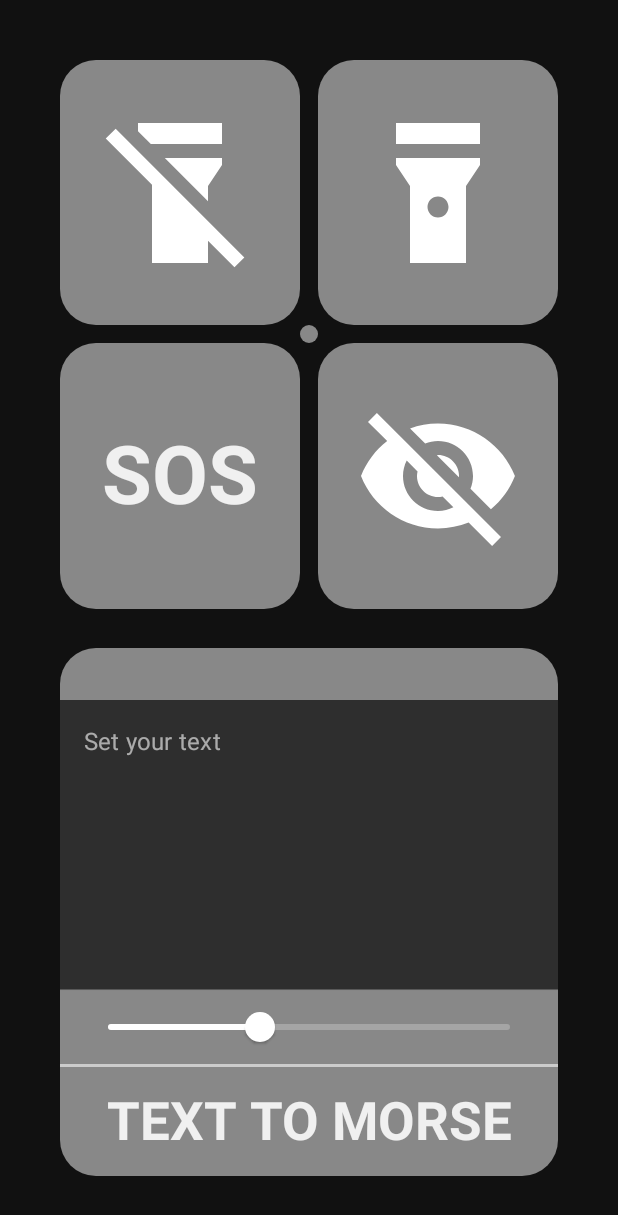
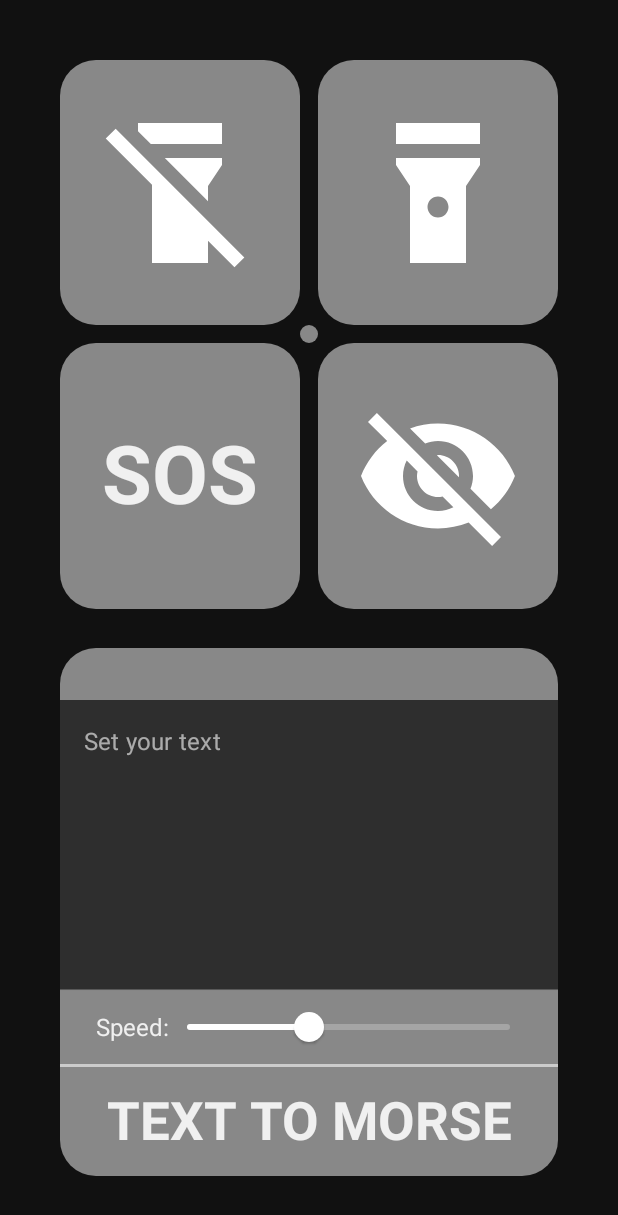
Before and after one commit to DEZZOMORF/morse-flashlight, an Android app built with Jetpack Compose: the screen it shows after launch (MainActivity), on a phone screen of 412 x 824 dp. Shown: the top 1215 px of the screen. Run offline under Robolectric (Android 15) with nearby library versions, the phone set to English and light mode, and no system bars; our stand-ins replace Dagger/Hilt's generated code, accompanist; libraries missing offline, so code that uses them is left out: com.google.android.play; 3 statements that could not run were skipped.

Commit message:
Added TextField placeholder and "speed" text to MorseSpeedSlider

```diff
--- a/app/src/main/java/com/dezzomorf/morseflashlight/ui/MorseUi.kt
+++ b/app/src/main/java/com/dezzomorf/morseflashlight/ui/MorseUi.kt
@@ -60,7 +60,7 @@ fun MorseUi(
             TextField(
                 value = text,
                 onValueChange = { text = it },
-                label = { Text(stringResource(R.string.set_your_text)) },
+                placeholder = { Text(stringResource(R.string.set_your_text)) },
                 shape = RoundedCornerShape(0.dp, 0.dp, 0.dp, 0.dp),
                 keyboardOptions = KeyboardOptions(imeAction = ImeAction.Done),
                 colors = TextFieldDefaults.textFieldColors(
@@ -101,7 +101,8 @@ fun MorseUi(
             MorseButton(
                 Modifier
                     .fillMaxSize()
-                    .align(Alignment.CenterVertically)) {
+                    .align(Alignment.CenterVertically)
+            ) {
                 onAction(FlashlightAction.Morse(text, false))
             }
         }
@@ -178,9 +179,22 @@ fun MorseTextProgress(morseText: String) {
 }
 
 @Composable
-fun MorseSpeedSlider(morseSpeed: (Float) -> Unit){
+fun MorseSpeedSlider(morseSpeed: (Float) -> Unit) {
     var sliderPosition by remember { mutableStateOf(MainViewModel.SPEED) }
-    Box(modifier = Modifier.fillMaxSize()) {
+    Row(
+        modifier = Modifier
+            .fillMaxSize()
+            .clip(shape = RoundedCornerShape(0.dp, 0.dp, 0.dp, 0.dp))
+            .background(Color.Gray)
+            .padding(horizontal = defaultContentPadding)
+    ) {
+        Text(
+            text = stringResource(R.string.speed),
+            modifier = Modifier
+                .align(Alignment.CenterVertically)
+        )
+        Spacer(modifier = Modifier
+            .width(4.dp))
         Slider(
             value = sliderPosition,
             valueRange = 0.2f..1f,
@@ -193,10 +207,7 @@ fun MorseSpeedSlider(morseSpeed: (Float) -> Unit){
                 morseSpeed(1.2f - it)
             },
             modifier = Modifier
-                .fillMaxSize()
-                .clip(shape = RoundedCornerShape(0.dp, 0.dp, 0.dp, 0.dp))
-                .background(Color.Gray)
-                .padding(horizontal = defaultContentPadding)
+                .fillMaxHeight()
         )
     }
 }
--- a/app/src/main/res/values/strings.xml
+++ b/app/src/main/res/values/strings.xml
@@ -3,4 +3,5 @@
     <string name="text_to_morse">TEXT TO MORSE</string>
     <string name="set_your_text">Set your text</string>
     <string name="sos" translatable="false">SOS</string>
+    <string name="speed">Speed:</string>
 </resources>
```
Also changed, not shown: 1 other file.
